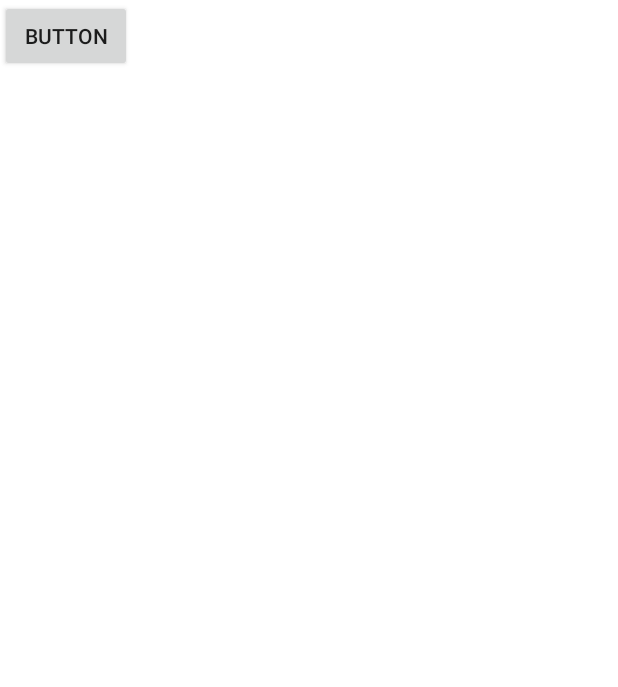
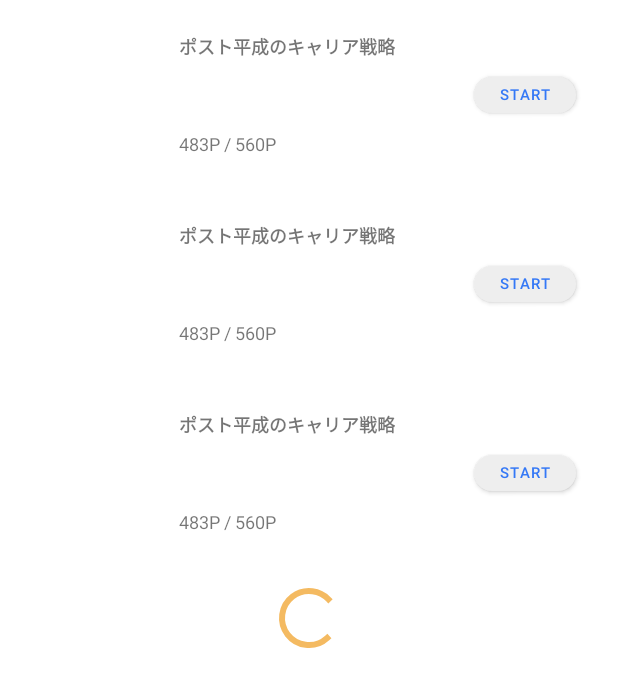
Before and after one commit to ShoMasegi/bookdore_android, an Android app: the layout fragment_cards_screen.xml on its own in the app's theme, with its tools: preview values and no code run, on a phone screen of 412 x 824 dp. Shown: the top 687 px of the screen. Run offline under Robolectric (Android 15) with nearby library versions, the phone set to English and light mode, and no system bars.

```diff
--- a/app/src/main/java/com/sho/masegi/bookdore/network/API/BDAPI.kt
+++ b/app/src/main/java/com/sho/masegi/bookdore/network/API/BDAPI.kt
@@ -6,7 +6,6 @@ import retrofit2.http.GET
 
 interface BDAPI {
 
-    // TODO: Rename Type String to CardsScreen
     @GET("/cards.json")
     suspend fun cards(): ResponseData<Cards>
 }
--- a/app/src/main/java/com/sho/masegi/bookdore/network/Client.kt
+++ b/app/src/main/java/com/sho/masegi/bookdore/network/Client.kt
@@ -7,7 +7,6 @@ import retrofit2.converter.moshi.MoshiConverterFactory
 
 
 object Client {
-
 
     fun retrofit(baseUrl: String): Retrofit {
         val moshi = Moshi.Builder()
--- a/app/src/main/res/layout/activity_root.xml
+++ b/app/src/main/res/layout/activity_root.xml
@@ -11,7 +11,7 @@
 
         <FrameLayout
             android:layout_width="match_parent"
-            android:layout_height="wrap_content">
+            android:layout_height="match_parent">
 
             <fragment
                 android:id="@+id/nav_host_fragment"
--- a/app/src/main/res/layout/fragment_cards_screen.xml
+++ b/app/src/main/res/layout/fragment_cards_screen.xml
@@ -4,21 +4,39 @@
     xmlns:tools="http://schemas.android.com/tools"
     xmlns:app="http://schemas.android.com/apk/res-auto">
 
-    <FrameLayout
+    <data>
+        <import type="androidx.lifecycle.LiveData"/>
+        <import type="android.view.View"/>
+        <variable name="isLoading" type="LiveData&lt;Boolean>"/>
+    </data>
+
+    <androidx.constraintlayout.widget.ConstraintLayout
+        android:id="@+id/parent"
         android:layout_width="match_parent"
         android:layout_height="match_parent"
         tools:context=".views.cards.CardsScreen">
 
-
-        <androidx.appcompat.widget.AppCompatButton
-            android:id="@+id/button"
-            android:layout_width="wrap_content"
-            android:layout_height="wrap_content"
-            android:text="button"
+        <androidx.recyclerview.widget.RecyclerView
+            android:id="@+id/recycler_view"
+            android:layout_width="0dp"
+            android:layout_height="0dp"
+            android:paddingBottom="70dp"
+            app:layoutManager="androidx.recyclerview.widget.LinearLayoutManager"
+            app:layout_constraintTop_toTopOf="parent"
             app:layout_constraintBottom_toBottomOf="parent"
             app:layout_constraintLeft_toLeftOf="parent"
             app:layout_constraintRight_toRightOf="parent"
+            tools:listitem="@layout/item_card"/>
+
+        <ProgressBar
+            android:id="@+id/progress_bar"
+            android:layout_width="wrap_content"
+            android:layout_height="wrap_content"
+            android:visibility="@{isLoading ? View.VISIBLE : View.GONE}"
+            app:layout_constraintRight_toRightOf="parent"
+            app:layout_constraintLeft_toLeftOf="parent"
+            app:layout_constraintBottom_toBottomOf="parent"
             app:layout_constraintTop_toTopOf="parent"/>
 
-    </FrameLayout>
+    </androidx.constraintlayout.widget.ConstraintLayout>
 </layout>
--- /dev/null
+++ b/app/src/main/res/layout/item_card.xml
@@ -0,0 +1,70 @@
+<?xml version="1.0" encoding="utf-8"?>
+<layout
+    xmlns:android="http://schemas.android.com/apk/res/android"
+    xmlns:app="http://schemas.android.com/apk/res-auto"
+    xmlns:tools="http://schemas.android.com/tools">
+
+    <data>
+        <variable name="title" type="String"/>
+        <variable name="pages" type="String"/>
+    </data>
+
+    <androidx.constraintlayout.widget.ConstraintLayout
+        android:id="@+id/parent"
+        android:layout_width="match_parent"
+        android:layout_height="wrap_content"
+        android:paddingHorizontal="16dp"
+        android:paddingVertical="8dp">
+
+        <androidx.appcompat.widget.AppCompatImageView
+            android:id="@+id/image_view"
+            android:layout_width="75dp"
+            android:layout_height="110dp"
+            android:scaleType="centerCrop"
+            app:layout_constraintLeft_toLeftOf="parent"
+            app:layout_constraintBottom_toBottomOf="parent"
+            app:layout_constraintTop_toTopOf="parent"/>
+
+        <androidx.appcompat.widget.AppCompatTextView
+            android:id="@+id/title_view"
+            android:layout_width="wrap_content"
+            android:layout_height="wrap_content"
+            android:layout_marginTop="14dp"
+            android:layout_marginStart="28dp"
+            android:text="@{title}"
+            android:textSize="12sp"
+            android:textStyle="bold"
+            app:layout_constraintTop_toTopOf="parent"
+            app:layout_constraintStart_toEndOf="@+id/image_view"
+            app:layout_constraintLeft_toLeftOf="parent"
+            tools:text="ポスト平成のキャリア戦略"/>
+
+        <androidx.appcompat.widget.AppCompatTextView
+            android:id="@+id/page_view"
+            android:layout_width="wrap_content"
+            android:layout_height="wrap_content"
+            android:layout_marginBottom="14dp"
+            android:layout_marginStart="28dp"
+            android:text="@{pages}"
+            android:textSize="12sp"
+            app:layout_constraintStart_toEndOf="@+id/image_view"
+            app:layout_constraintBottom_toBottomOf="parent"
+            app:layout_constraintLeft_toLeftOf="parent"
+            tools:text="483P / 560P"/>
+
+        <com.google.android.material.button.MaterialButton
+            android:layout_width="68dp"
+            android:layout_height="36dp"
+            android:textColor="#3478F6"
+            android:layout_marginEnd="12dp"
+            android:text="Start"
+            android:textSize="10sp"
+            app:backgroundTint="#EEEEEE"
+            app:cornerRadius="18dp"
+            app:layout_constraintBottom_toBottomOf="parent"
+            app:layout_constraintTop_toTopOf="parent"
+            app:layout_constraintEnd_toEndOf="parent"/>
+
+
+    </androidx.constraintlayout.widget.ConstraintLayout>
+</layout>
--- a/build.gradle
+++ b/build.gradle
@@ -6,7 +6,7 @@ buildscript {
     repositories {
         google()
         jcenter()
-
+        mavenCentral()
     }
     dependencies {
         classpath 'com.android.tools.build:gradle:3.5.0-beta04'
```
Also changed, not shown: app/build.gradle (+14 -3 lines), app/src/main/java/com/sho/masegi/bookdore/domain/model/Status.kt (+9 -0 lines), app/src/main/java/com/sho/masegi/bookdore/views/cards/CardsScreen.kt (+35 -3 lines), app/src/main/java/com/sho/masegi/bookdore/views/cards/CardsViewModel.kt (+13 -14 lines), app/src/main/java/com/sho/masegi/bookdore/views/cards/list/CardItem.kt (added, +22 -0 lines), app/src/main/java/com/sho/masegi/bookdore/views/cards/list/HeaderItem.kt (added, +15 -0 lines), app/src/main/res/layout/item_header.xml (added, +22 -0 lines), versions.gradle (+21 -0 lines), app/src/main/java/com/sho/masegi/bookdore/network/Networking.kt (line endings or trailing spaces).
